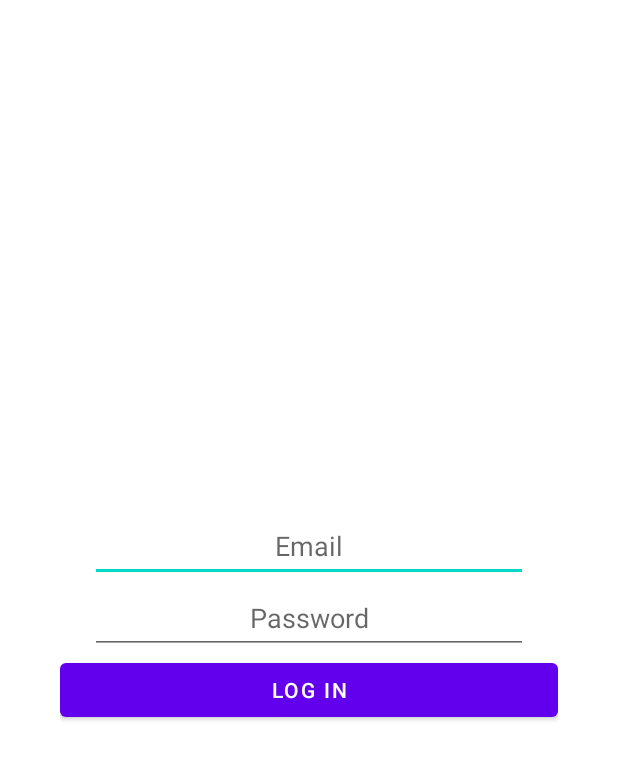
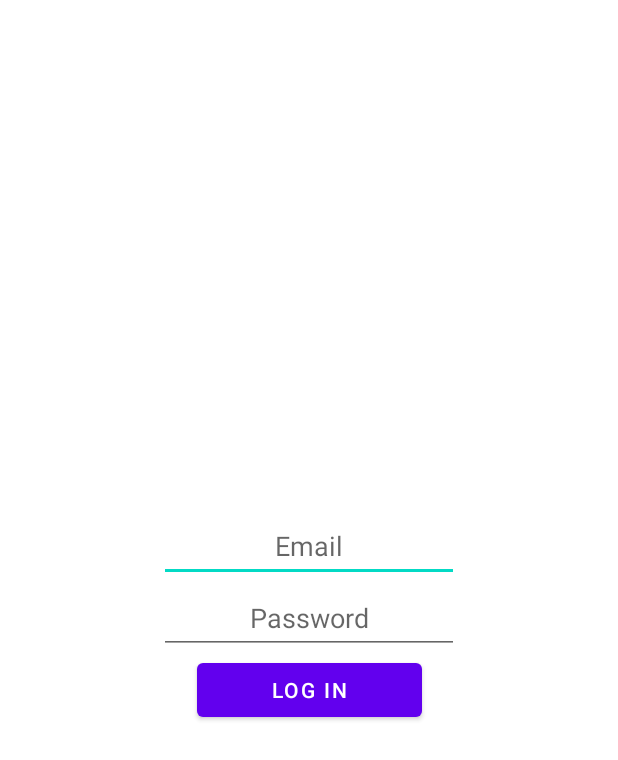
Before and after one commit to Saylonnn/Chatapp, an Android app: the layout login_dialog.xml on its own in the app's theme, with its tools: preview values and no code run, on a phone screen of 412 x 824 dp. Shown: the top 760 px of the screen. Run offline under Robolectric (Android 15) with nearby library versions, the phone set to English and light mode, and no system bars.

Commit message:
edited login dialog

```diff
--- a/app/src/main/res/layout/login_dialog.xml
+++ b/app/src/main/res/layout/login_dialog.xml
@@ -10,10 +10,10 @@
 
 
     <LinearLayout
-        android:layout_width="match_parent"
+        android:layout_width="290dp"
         android:layout_height="match_parent"
         android:foregroundGravity="center_vertical"
-        android:gravity="center_vertical"
+        android:gravity="center"
         android:orientation="vertical"
         app:layout_constraintBottom_toBottomOf="parent"
         app:layout_constraintEnd_toEndOf="parent"
@@ -22,7 +22,7 @@
 
         <EditText
             android:id="@+id/loginDialogEmail"
-            android:layout_width="match_parent"
+            android:layout_width="200dp"
             android:layout_height="wrap_content"
             android:layout_marginStart="20dp"
             android:layout_marginEnd="20dp"
@@ -37,7 +37,7 @@
 
         <EditText
             android:id="@+id/loginDialogPassword"
-            android:layout_width="match_parent"
+            android:layout_width="200dp"
             android:layout_height="wrap_content"
             android:layout_marginLeft="20dp"
             android:layout_marginRight="20dp"
@@ -51,8 +51,8 @@
             app:layout_constraintTop_toTopOf="parent" />
 
         <Button
-            android:id="@+id/button"
-            android:layout_width="match_parent"
+            android:id="@+id/loginButton"
+            android:layout_width="150dp"
             android:layout_height="wrap_content"
             android:foregroundGravity="center_vertical"
             android:text="@string/login_btn" />
--- a/app/src/main/res/values/strings.xml
+++ b/app/src/main/res/values/strings.xml
@@ -6,7 +6,7 @@
     <string name="title_settings">Settings</string>
     <!-- TODO: Remove or change this placeholder text -->
     <string name="hello_blank_fragment">Hello blank fragment</string>
-    <string name="dialog_login_message">Bitte Logge dich ein</string>
+    <string name="dialog_login_message">Please log in</string>
     <string name="login_btn">Log In</string>
     <string name="cancel_btn">Cancel</string>
     <string name="login_title">Login</string>
```
Also changed, not shown: app/src/main/java/com/saylonn/chatapp/MainActivity.java (+17 -1 lines).
